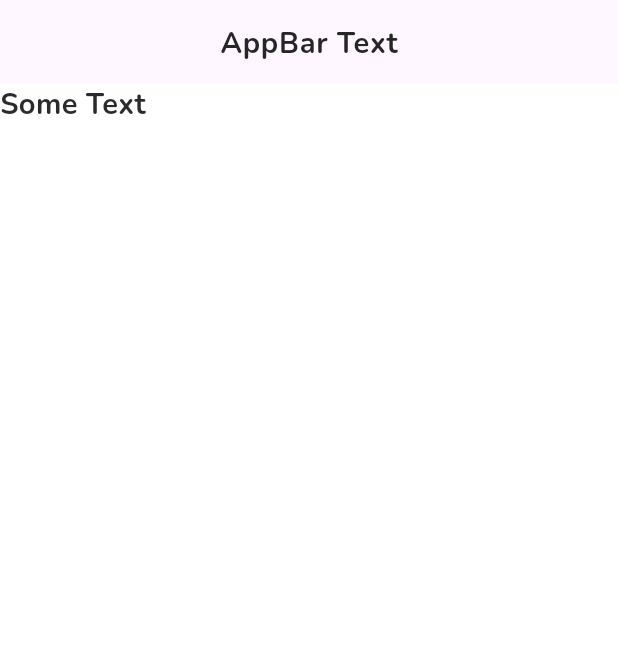
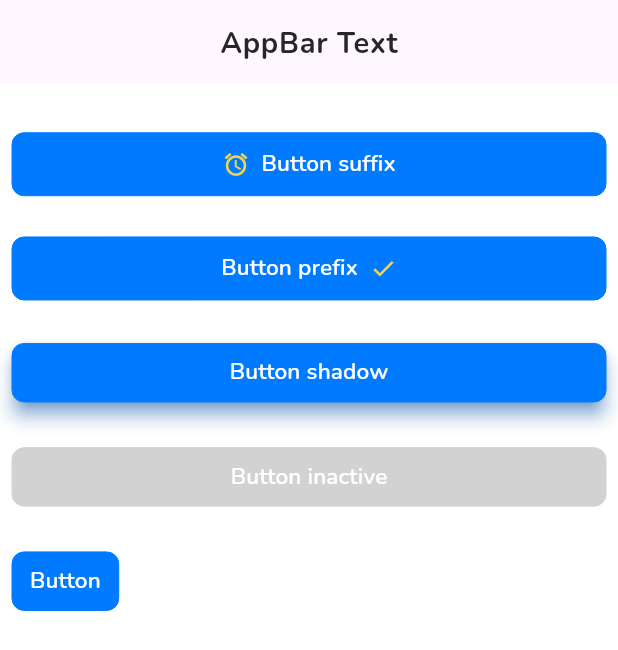
Before and after one commit to helium390/fl_my_awesome, a Flutter app: the screen it shows after launch, on a phone screen of 412 x 824 dp. Shown: the top 650 px of the screen. Run offline on Flutter 3.47's test engine with Material 3 defaults, Android fonts, the light colour scheme and no system bars; our stand-ins replace flutter_screenutil, fluttertoast, get, get_storage, google_fonts, logger and 2 more.

Commit message:
Added custom_button.dart

```diff
--- a/lib/core/utils/app_styles.dart
+++ b/lib/core/utils/app_styles.dart
@@ -12,6 +12,13 @@ class AppStyles {
   );
 
   /// Text 14 sp ---------------------------------------------------------------
+  static TextStyle text14sp1h600white = TextStyle(
+    fontWeight: FontWeight.w600,
+    fontSize: 14.sp,
+    color: AppColor.white,
+    height: 1,
+  );
+
   static TextStyle text14sp600blue1 = TextStyle(
     fontWeight: FontWeight.w600,
     fontSize: 14.sp,
--- a/lib/presentation/pages/home/home_page.dart
+++ b/lib/presentation/pages/home/home_page.dart
@@ -1,8 +1,10 @@
-import 'package:fl_my_awesome/core/utils/app_styles.dart';
+import 'package:fl_my_awesome/config/extensions.dart';
 import 'package:flutter/material.dart';
 
 import 'package:get/get.dart';
 
+import '../../../core/utils/app_colors.dart';
+import '../../widgets/custom_button.dart';
 import 'home_controller.dart';
 
 class HomePage extends StatelessWidget {
@@ -19,14 +21,55 @@ class HomePage extends StatelessWidget {
               centerTitle: true,
             ),
             body: SingleChildScrollView(
-              child: Column(
-                crossAxisAlignment: CrossAxisAlignment.start,
-                children: [
-                  Text(
-                    'Some Text',
-                    style: AppStyles.text18sp700black1,
-                  ),
-                ],
+              child: Padding(
+                padding: const EdgeInsets.all(8.0),
+                child: Column(
+                  crossAxisAlignment: CrossAxisAlignment.start,
+                  children: [
+                    20.ph,
+                    CustomButton(
+                      text: 'Button suffix',
+                      prefix: Padding(
+                        padding: const EdgeInsets.only(right: 8),
+                        child: const Icon(
+                          Icons.access_alarm,
+                          color: AppColor.yellow1,
+                        ),
+                      ),
+                      onPress: () {},
+                    ),
+                    20.ph,
+                    CustomButton(
+                      text: 'Button prefix',
+                      suffix: Padding(
+                        padding: const EdgeInsets.only(left: 8),
+                        child: const Icon(
+                          Icons.done,
+                          color: AppColor.yellow1,
+                        ),
+                      ),
+                      onPress: () {},
+                    ),
+                    20.ph,
+                    CustomButton(
+                      text: 'Button shadow',
+                      elevation: 5,
+                      onPress: () {},
+                    ),
+                    20.ph,
+                    CustomButton(
+                      isActive: false,
+                      text: 'Button inactive',
+                      onPress: () {},
+                    ),
+                    20.ph,
+                    CustomButton(
+                      text: 'Button',
+                      onPress: () {},
+                      isMatchParent: false,
+                    ),
+                  ],
+                ),
               ),
             ));
       },
--- /dev/null
+++ b/lib/presentation/widgets/custom_button.dart
@@ -0,0 +1,100 @@
+import 'package:flutter/material.dart';
+
+import '../../core/utils/app_colors.dart';
+import '../../core/utils/app_styles.dart';
+
+//ignore: must_be_immutable
+class CustomButton extends StatelessWidget {
+  String? text;
+
+  /// default color: [AppColor.blue1]
+  final Color bgColor;
+
+  /// default color: [AppColor.blue1]
+  final Color borderColor;
+
+  /// default color: [AppColor.black6]
+  final Color inActiveBgColor;
+
+  /// default color: [AppColor.black6]
+  final Color inActiveBorderColor;
+
+  /// default border radius: 8
+  final double borderRadius;
+
+  /// default border width: 0
+  final double borderWidth;
+
+  /// default vertical/horizontal padding: 12
+  final double vPadding;
+  final double hPadding;
+
+  /// default style: [AppStyles.text14sp600white]
+  final TextStyle? textStyle;
+
+  final bool isActive;
+  final bool isMatchParent;
+  final Color shadowColor;
+  final double elevation;
+  final Widget? prefix;
+  final Widget? suffix;
+  final VoidCallback? onPress;
+
+  CustomButton({
+    super.key,
+    this.text,
+    this.bgColor = AppColor.blue1,
+    this.borderColor = AppColor.blue1,
+    this.inActiveBgColor = AppColor.black6,
+    this.inActiveBorderColor = AppColor.black6,
+    this.borderRadius = 8,
+    this.borderWidth = 0,
+    this.vPadding = 12,
+    this.hPadding = 12,
+    this.textStyle,
+    this.isActive = true,
+    this.isMatchParent = true,
+    this.shadowColor = AppColor.blue1,
+    this.elevation = 0,
+    this.prefix,
+    this.suffix,
+    required this.onPress,
+  });
+
+  @override
+  Widget build(BuildContext context) {
+    return OutlinedButton(
+      style: OutlinedButton.styleFrom(
+        shadowColor: shadowColor,
+        elevation: elevation,
+        minimumSize: isMatchParent ? const Size(double.infinity, 1) : Size.zero,
+        backgroundColor: isActive ? bgColor : inActiveBgColor,
+        padding: EdgeInsets.symmetric(
+          horizontal: hPadding,
+          vertical: vPadding,
+        ),
+        shape: RoundedRectangleBorder(
+          borderRadius: BorderRadius.circular(borderRadius),
+        ),
+        side: BorderSide(
+          color: isActive ? borderColor : inActiveBorderColor,
+          width: borderWidth,
+        ),
+      ),
+      onPressed: isActive ? onPress : null,
+      child: FittedBox(
+        child: Row(
+          children: [
+            (prefix != null) ? prefix! : SizedBox(),
+            Text(
+              text ?? "",
+              maxLines: 1,
+              style: textStyle ?? AppStyles.text14sp1h600white,
+            ),
+            (suffix != null) ? suffix! : SizedBox(),
+          ],
+        ),
+      ),
+    );
+  }
+}
```
